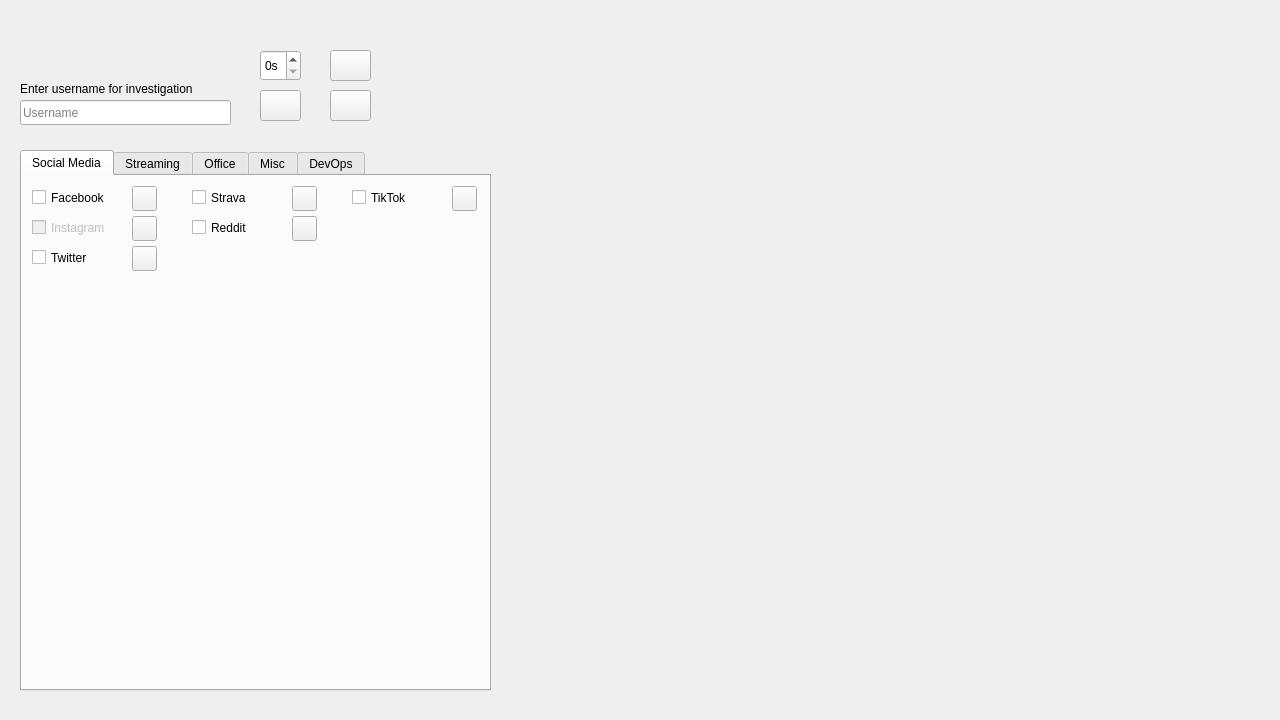
First picture: the form in sherlockGUI.ui, repository bitSheriff/SherlockGUI, before the edit.
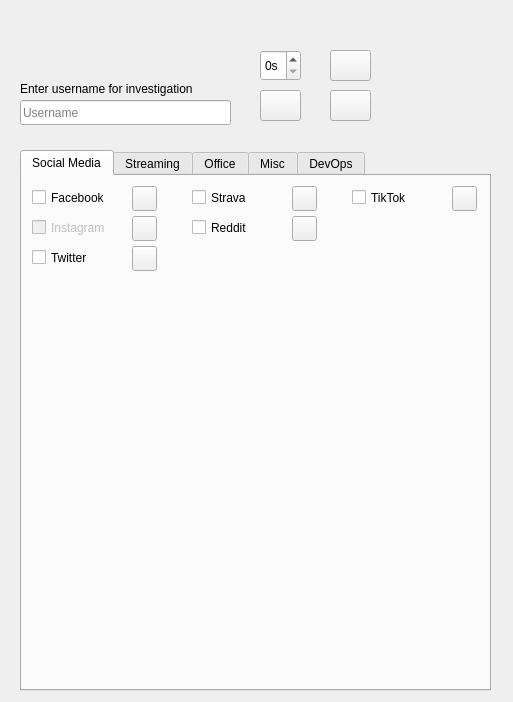
Second picture: the form after the edit. Icons and pictures are not drawn.

Commit message: remove empty space (in-app browser)

```diff
--- a/sherlockGUI.ui
+++ b/sherlockGUI.ui
@@ -6,8 +6,8 @@
    <rect>
     <x>0</x>
     <y>0</y>
-    <width>1280</width>
-    <height>720</height>
+    <width>513</width>
+    <height>702</height>
    </rect>
   </property>
   <property name="windowTitle">
```
